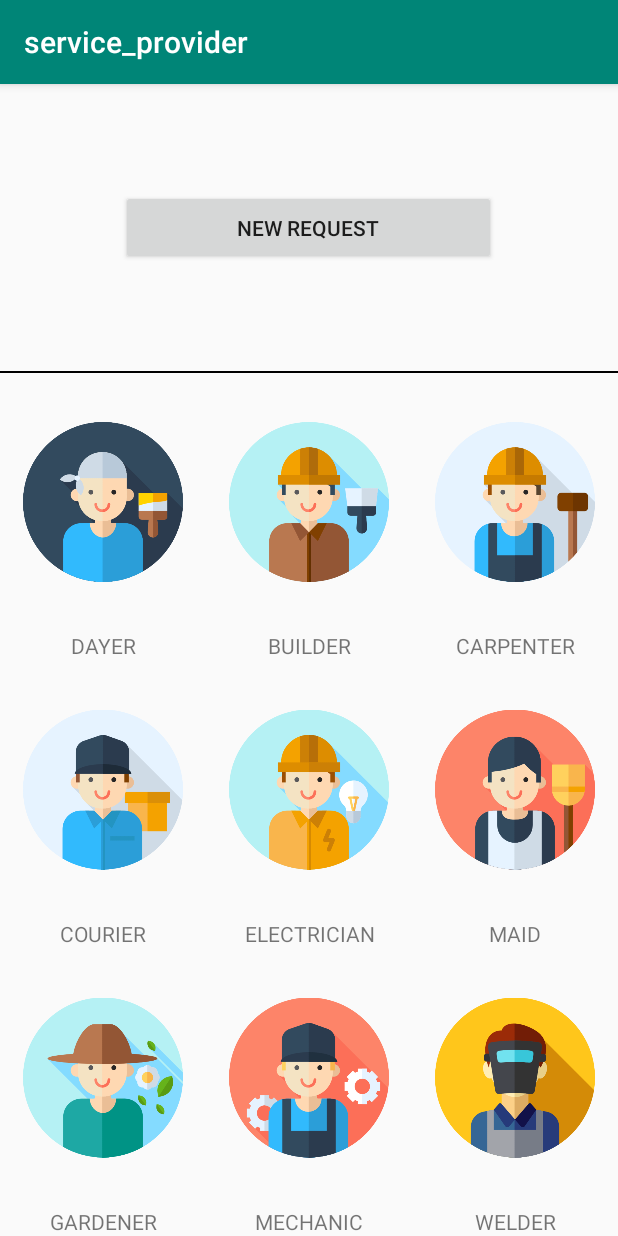
After one commit to s201589210/service-provider, an Android app: the RequesterHomePage screen opened directly, with no data from a screen before it, on a phone screen of 412 x 824 dp. The commit adds this screen. Run offline under Robolectric (Android 15) with nearby library versions, the phone set to English and light mode, and no system bars.

Commit message:
login as provider/requester works sign-up as provider/requester not ready yet class RequesterHomepage added sign-up layout: added fields when the the switch is on

```diff
--- a/app/src/main/AndroidManifest.xml
+++ b/app/src/main/AndroidManifest.xml
@@ -19,8 +19,9 @@
                 <category android:name="android.intent.category.LAUNCHER" />
             </intent-filter>
         </activity>
-        <activity android:name=".SignUp"></activity>
-        <activity android:name=".ServiceProviderHomePage"></activity>
+        <activity android:name=".SignUp" />
+        <activity android:name=".ServiceProviderHomePage" />
+        <activity android:name=".RequesterHomePage"></activity>
     </application>
 
 </manifest>
--- /dev/null
+++ b/app/src/main/java/com/serveic_provider/service_provider/RequesterHomePage.java
@@ -0,0 +1,13 @@
+package com.serveic_provider.service_provider;
+
+import android.support.v7.app.AppCompatActivity;
+import android.os.Bundle;
+
+public class RequesterHomePage extends AppCompatActivity {
+
+    @Override
+    protected void onCreate(Bundle savedInstanceState) {
+        super.onCreate(savedInstanceState);
+        setContentView(R.layout.activity_requester_home_page);
+    }
+}
--- /dev/null
+++ b/app/src/main/res/layout/activity_requester_home_page.xml
@@ -0,0 +1,299 @@
+<?xml version="1.0" encoding="utf-8"?>
+<LinearLayout android:layout_height="match_parent"
+    android:layout_width="match_parent"
+    android:orientation="vertical"
+    xmlns:android="http://schemas.android.com/apk/res/android">
+
+    <LinearLayout
+        android:orientation="vertical"
+        android:layout_width="match_parent"
+        android:layout_height="0dp"
+        android:layout_weight="1"
+        android:gravity="center">
+
+
+        <Button
+            android:id="@+id/new_request"
+            android:layout_width="250dp"
+            android:layout_height="50dp"
+            android:text="New request"
+            android:layout_gravity="center_horizontal"/>
+
+
+    </LinearLayout>
+    <TextView
+        android:background="#000"
+        android:layout_height="1dp"
+        android:layout_width="match_parent"
+
+        />
+
+    <LinearLayout
+        android:orientation="vertical"
+        android:layout_width="match_parent"
+        android:layout_height="0dp"
+        android:layout_weight="3"
+        >
+
+
+
+        <LinearLayout
+            android:orientation="horizontal"
+            android:layout_width="match_parent"
+            android:layout_height="0dp"
+            android:layout_weight="1"
+            android:gravity="center">
+
+
+
+            <ImageView
+                android:id="@+id/prof_dyer"
+                android:layout_width="0dp"
+                android:layout_height="match_parent"
+                android:layout_weight="1"
+                android:src="@drawable/dyer"
+                android:scaleType="fitCenter"
+                android:padding="15dp"
+                android:clickable="true"
+                android:foreground="?android:attr/selectableItemBackground"
+                />
+
+            <ImageView
+                android:id="@+id/prof_builder"
+                android:layout_width="0dp"
+                android:layout_height="match_parent"
+                android:layout_weight="1"
+                android:src="@drawable/builder"
+                android:scaleType="fitCenter"
+                android:padding="15dp"
+                android:clickable="true"
+                android:foreground="?android:attr/selectableItemBackground"/>
+
+            <ImageView
+                android:id="@+id/prof_carpenter"
+                android:layout_width="0dp"
+                android:layout_height="match_parent"
+                android:layout_weight="1"
+                android:src="@drawable/carpenter"
+                android:scaleType="fitCenter"
+                android:padding="15dp"
+                android:clickable="true"
+                android:foreground="?android:attr/selectableItemBackground"/>
+
+
+
+
+        </LinearLayout>
+
+
+        <LinearLayout
+            android:orientation="horizontal"
+            android:layout_width="match_parent"
+            android:layout_height="wrap_content"
+            android:gravity="center">
+
+
+
+            <TextView
+                android:layout_width="0dp"
+                android:layout_height="wrap_content"
+                android:layout_weight="1"
+                android:scaleType="fitCenter"
+                android:textAlignment="center"
+                android:text="DAYER"/>
+
+            <TextView
+                android:layout_width="0dp"
+                android:layout_height="wrap_content"
+                android:layout_weight="1"
+                android:scaleType="fitCenter"
+                android:textAlignment="center"
+                android:text="BUILDER"/>
+            <TextView
+                android:layout_width="0dp"
+                android:layout_height="wrap_content"
+                android:layout_weight="1"
+                android:scaleType="fitCenter"
+                android:textAlignment="center"
+                android:text="CARPENTER"/>
+
+
+
+
+
+        </LinearLayout>
+
+
+
+        <LinearLayout
+            android:orientation="horizontal"
+            android:layout_width="match_parent"
+            android:layout_height="0dp"
+            android:layout_weight="1"
+            android:gravity="center">
+
+
+
+            <ImageView
+                android:id="@+id/prof_courier"
+                android:layout_width="0dp"
+                android:layout_height="match_parent"
+                android:layout_weight="1"
+                android:src="@drawable/courier"
+                android:scaleType="fitCenter"
+                android:padding="15dp"
+                android:clickable="true"
+                android:foreground="?android:attr/selectableItemBackground"/>
+
+            <ImageView
+                android:id="@+id/prof_electrician"
+                android:layout_width="0dp"
+                android:layout_height="match_parent"
+                android:layout_weight="1"
+                android:src="@drawable/electrician"
+                android:scaleType="fitCenter"
+                android:padding="15dp"
+                android:clickable="true"
+                android:foreground="?android:attr/selectableItemBackground"/>
+
+            <ImageView
+                android:id="@+id/prof_maid"
+                android:layout_width="0dp"
+                android:layout_height="match_parent"
+                android:layout_weight="1"
+                android:src="@drawable/maid"
+                android:scaleType="fitCenter"
+                android:padding="15dp"
+                android:clickable="true"
+                android:foreground="?android:attr/selectableItemBackground"/>
+
+
+        </LinearLayout>
+
+        <LinearLayout
+            android:orientation="horizontal"
+            android:layout_width="match_parent"
+            android:layout_height="wrap_content"
+            android:gravity="center">
+
+
+
+            <TextView
+                android:layout_width="0dp"
+                android:layout_height="wrap_content"
+                android:layout_weight="1"
+                android:scaleType="fitCenter"
+                android:textAlignment="center"
+                android:text="COURIER"/>
+
+            <TextView
+                android:layout_width="0dp"
+                android:layout_height="wrap_content"
+                android:layout_weight="1"
+                android:scaleType="fitCenter"
+                android:textAlignment="center"
+                android:text="ELECTRICIAN"/>
+            <TextView
+                android:layout_width="0dp"
+                android:layout_height="wrap_content"
+                android:layout_weight="1"
+                android:scaleType="fitCenter"
+                android:textAlignment="center"
+                android:text="MAID"/>
+
+
+
+
+
+        </LinearLayout>
+
+        <LinearLayout
+            android:orientation="horizontal"
+            android:layout_width="match_parent"
+            android:layout_height="0dp"
+            android:layout_weight="1"
+            android:gravity="center">
+
+
+
+            <ImageView
+                android:id="@+id/prof_gardener"
+                android:layout_width="0dp"
+                android:layout_height="match_parent"
+                android:layout_weight="1"
+                android:src="@drawable/gardener"
+                android:scaleType="fitCenter"
+                android:padding="15dp"
+                android:clickable="true"
+                android:foreground="?android:attr/selectableItemBackground"/>
+
+            <ImageView
+                android:id="@+id/prof_mechanic"
+                android:layout_width="0dp"
+                android:layout_height="match_parent"
+                android:layout_weight="1"
+                android:src="@drawable/mechanic"
+                android:scaleType="fitCenter"
+                android:padding="15dp"
+                android:clickable="true"
+                android:foreground="?android:attr/selectableItemBackground"/>
+
+            <ImageView
+                android:id="@+id/prof_welder"
+                android:layout_width="0dp"
+                android:layout_height="match_parent"
+                android:layout_weight="1"
+                android:src="@drawable/welder"
+                android:scaleType="fitCenter"
+                android:padding="15dp"
+                android:clickable="true"
+                android:foreground="?android:attr/selectableItemBackground"/>
+
+
+
+
+        </LinearLayout>
+
+        <LinearLayout
+            android:orientation="horizontal"
+            android:layout_width="match_parent"
+            android:layout_height="wrap_content"
+            android:gravity="center">
+
+
+
+            <TextView
+                android:layout_width="0dp"
+                android:layout_height="wrap_content"
+                android:layout_weight="1"
+                android:scaleType="fitCenter"
+                android:textAlignment="center"
+                android:text="GARDENER"/>
+
+            <TextView
+                android:layout_width="0dp"
+                android:layout_height="wrap_content"
+                android:layout_weight="1"
+                android:scaleType="fitCenter"
+                android:textAlignment="center"
+                android:text="MECHANIC"/>
+            <TextView
+                android:layout_width="0dp"
+                android:layout_height="wrap_content"
+                android:layout_weight="1"
+                android:scaleType="fitCenter"
+                android:textAlignment="center"
+                android:text="WELDER"/>
+
+
+
+
+
+        </LinearLayout>
+
+
+
+
+    </LinearLayout>
+
+</LinearLayout>
```
Also changed, not shown: app/src/main/java/com/serveic_provider/service_provider/SignUp.java (+28 -0 lines), app/src/main/java/com/serveic_provider/service_provider/classes.java/User.java (+22 -2 lines), app/src/main/java/com/serveic_provider/service_provider/login.java (+11 -7 lines), app/src/main/res/layout/activity_sign_up.xml (+38 -14 lines), app/src/main/res/layout/requester_homepage.xml (deleted, +0 -299 lines).
